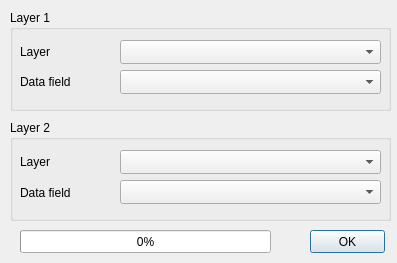
Before: the Qt Designer form gis/forms/ui_least_common_denominator.ui in AequilibraE/qaequilibrae, drawn with Qt 5.
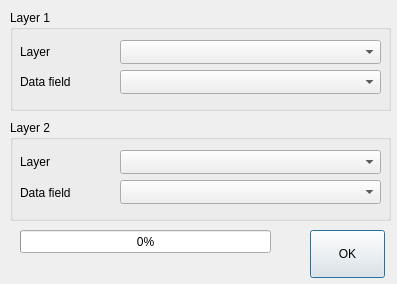
After: the same form once the commit is applied.

Commit message: Better logging and error catching for lowest_common_denominator

```diff
--- a/gis/forms/ui_least_common_denominator.ui
+++ b/gis/forms/ui_least_common_denominator.ui
@@ -7,7 +7,7 @@
     <x>0</x>
     <y>0</y>
     <width>397</width>
-    <height>263</height>
+    <height>284</height>
    </rect>
   </property>
   <property name="font">
@@ -155,13 +155,26 @@
      <x>310</x>
      <y>230</y>
      <width>75</width>
-     <height>23</height>
+     <height>48</height>
     </rect>
    </property>
    <property name="text">
     <string>OK</string>
    </property>
   </widget>
+  <widget class="QLabel" name="progress_label">
+   <property name="geometry">
+    <rect>
+     <x>20</x>
+     <y>260</y>
+     <width>211</width>
+     <height>16</height>
+    </rect>
+   </property>
+   <property name="text">
+    <string/>
+   </property>
+  </widget>
  </widget>
  <resources/>
  <connections/>
```
The commit also changes 2 other files.
